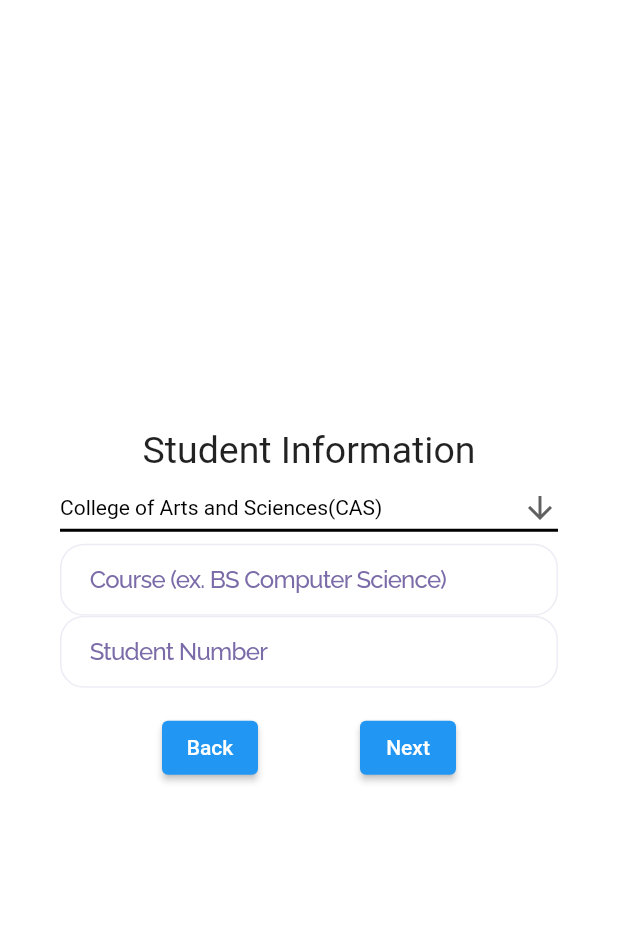
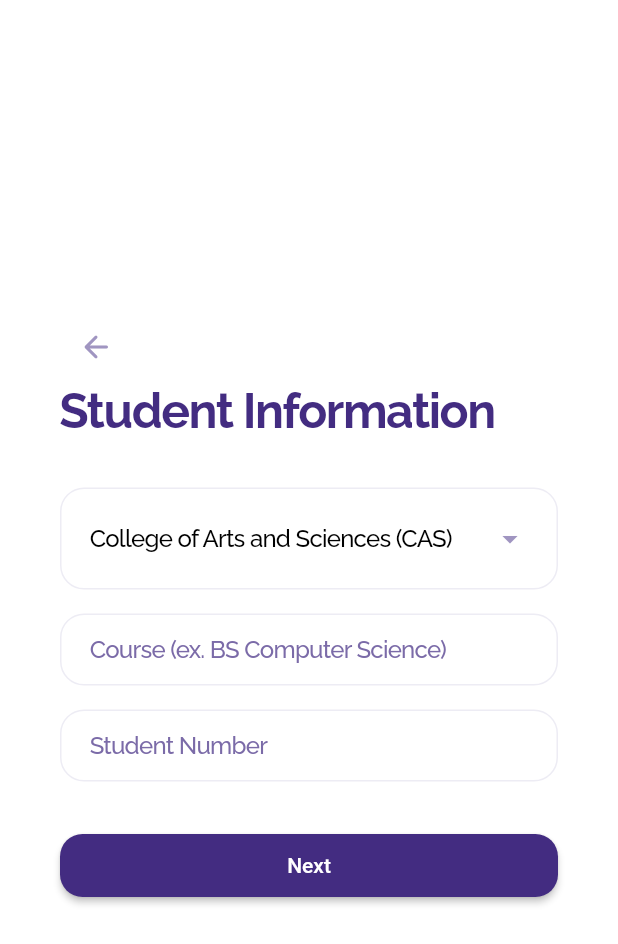
Before and after one commit to jakiebravarian/Kumusta-HealthMonitoringApp, a Flutter app: the UserSignupPage11 screen opened directly, on a phone screen of 412 x 824 dp. Shown: the top 944 px of the screen. Run offline on Flutter 3.47's test engine with Material 2 defaults, Android fonts, the phone set to English and light mode, and no system bars; our stand-ins replace cloud_firestore, email_validator, firebase_auth, firebase_core, google_fonts; accounts and stored records are empty.

Commit message:
ui: fixed UI for Student & Admin Sign Up

```diff
--- a/health_monitoring_app/lib/screens/user_signUp/page1.1.dart
+++ b/health_monitoring_app/lib/screens/user_signUp/page1.1.dart
@@ -1,5 +1,6 @@
 import 'package:email_validator/email_validator.dart';
 import 'package:flutter/material.dart';
+import 'package:google_fonts/google_fonts.dart';
 import 'package:project_app/screens/user_signUp/page2.dart';
 import 'package:provider/provider.dart';
 
@@ -14,7 +15,7 @@ class UserSignupPage11 extends StatefulWidget {
 
 class _UserSignupPageState11 extends State<UserSignupPage11> {
   List<String> collegeList = <String>[
-    'College of Arts and Sciences(CAS)',
+    'College of Arts and Sciences (CAS)',
     'College of Economics and Management (CEM)',
     'College of Engineering and Agro-Industrial Technology (CEAT)',
     'College of Forestry and Natural Resources (CFNR)',
@@ -39,12 +40,19 @@ class _UserSignupPageState11 extends State<UserSignupPage11> {
     TextEditingController stdNumController = TextEditingController();
     TextEditingController courseController = TextEditingController();
     final formKey = GlobalKey<FormState>();
+
     TextFormField formFieldBuilder(controller, hintText, placeholder) {
       return (TextFormField(
         controller: controller,
         decoration: InputDecoration(
           hintText: hintText,
         ),
+        style: GoogleFonts.raleway(
+            textStyle: const TextStyle(
+                color: Colors.black,
+                fontSize: 16,
+                fontWeight: FontWeight.w500,
+                letterSpacing: -0.5)),
         validator: (value) {
           if (value == null || value.isEmpty) {
             return 'Please enter your $placeholder.';
@@ -56,6 +64,13 @@ class _UserSignupPageState11 extends State<UserSignupPage11> {
     final nextButton = Padding(
       padding: const EdgeInsets.symmetric(vertical: 16.0),
       child: ElevatedButton(
+        style: ElevatedButton.styleFrom(
+          backgroundColor: const Color(0xFF432C81),
+          minimumSize: const Size(327, 42),
+          shape: RoundedRectangleBorder(
+            borderRadius: BorderRadius.circular(15),
+          ),
+        ),
         onPressed: () async {
           if (formKey.currentState!.validate()) {
             context.read<UserProvider>().setUserInfo11(
@@ -71,25 +86,27 @@ class _UserSignupPageState11 extends State<UserSignupPage11> {
       ),
     );
 
-    final backButton = Padding(
-      padding: const EdgeInsets.symmetric(vertical: 16.0),
-      child: ElevatedButton(
+    final backButton = IconButton(
       onPressed: () async {
         Navigator.pop(context);
       },
-        child: const Text('Back', style: TextStyle(color: Colors.white)),
+      icon: const Icon(
+        Icons.arrow_back_rounded,
+        color: Color(0xFFA095C1),
       ),
     );
 
-    final dropDownCollege = DropdownButton<String>(
+    final dropDownCollege = InputDecorator(
+      decoration: InputDecoration(
+          border: OutlineInputBorder(
+              borderSide: const BorderSide(width: 1, color: Color(0xFFEDECF4)),
+              borderRadius: BorderRadius.circular(16))),
+      child: DropdownButtonHideUnderline(
+        child: DropdownButton<String>(
           value: chosenCollege,
-      icon: const Icon(Icons.arrow_downward),
+          icon: const Icon(Icons.arrow_drop_down, color: Color(0xFFA095C1)),
           elevation: 16,
           style: const TextStyle(color: Color.fromARGB(255, 0, 0, 0)),
-      underline: Container(
-        height: 2,
-        color: Color.fromARGB(255, 0, 0, 0),
-      ),
           onChanged: (String? value) {
             setState(() {
               chosenCollege = value!;
@@ -99,9 +116,17 @@ class _UserSignupPageState11 extends State<UserSignupPage11> {
           items: collegeList.map<DropdownMenuItem<String>>((String value) {
             return DropdownMenuItem<String>(
               value: value,
-          child: Text(value),
+              child: Text(value,
+                  style: GoogleFonts.raleway(
+                      textStyle: const TextStyle(
+                          color: Colors.black,
+                          fontSize: 16,
+                          fontWeight: FontWeight.w500,
+                          letterSpacing: -0.5))),
             );
           }).toList(),
+        ),
+      ),
     );
 
     return Scaffold(
@@ -113,20 +138,37 @@ class _UserSignupPageState11 extends State<UserSignupPage11> {
             shrinkWrap: true,
             padding: const EdgeInsets.only(left: 40.0, right: 40.0),
             children: <Widget>[
-              const Text(
+              Row(
+                mainAxisAlignment: MainAxisAlignment.start,
+                children: [backButton],
+              ),
+              Text(
                 "Student Information",
-                textAlign: TextAlign.center,
-                style: TextStyle(fontSize: 25),
+                style: GoogleFonts.raleway(
+                    textStyle: const TextStyle(
+                        color: Color(0xFF432C81),
+                        fontSize: 32,
+                        fontWeight: FontWeight.w700,
+                        letterSpacing: -1)),
+              ),
+              const SizedBox(
+                height: 32,
               ),
               dropDownCollege,
+              const SizedBox(
+                height: 16,
+              ),
               formFieldBuilder(courseController,
                   "Course (ex. BS Computer Science)", "course"),
+              const SizedBox(
+                height: 16,
+              ),
               formFieldBuilder(
                   stdNumController, "Student Number", "student number"),
-              Row(
-                mainAxisAlignment: MainAxisAlignment.spaceEvenly,
-                children: [backButton, nextButton],
-              )
+              const SizedBox(
+                height: 16,
+              ),
+              nextButton
             ],
           ),
         ),
```
Also changed, not shown: health_monitoring_app/lib/screens/admin_signup.dart (+58 -15 lines), health_monitoring_app/lib/screens/login.dart (+22 -1 lines), health_monitoring_app/lib/screens/user_signUp/page1.dart (+39 -14 lines), health_monitoring_app/lib/screens/user_signUp/page3.dart (+36 -11 lines), health_monitoring_app/pubspec.lock. Lines whose indentation alone changed are shown as unchanged.
